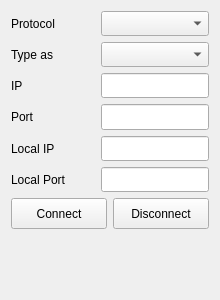
thinkexist1989/MotionViewer, file MotionViewer/holocomm.ui: the form before one commit.
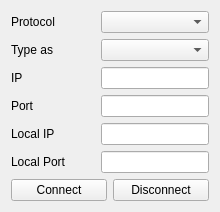
The form after the commit. Icons and pictures are not drawn.

Commit message: change some layout and add gl viewer

The edit to the form file:
```diff
--- a/MotionViewer/holocomm.ui
+++ b/MotionViewer/holocomm.ui
@@ -7,11 +7,11 @@
     <x>0</x>
     <y>0</y>
     <width>220</width>
-    <height>300</height>
+    <height>202</height>
    </rect>
   </property>
   <property name="sizePolicy">
-   <sizepolicy hsizetype="Minimum" vsizetype="Preferred">
+   <sizepolicy hsizetype="Minimum" vsizetype="Fixed">
     <horstretch>0</horstretch>
     <verstretch>0</verstretch>
    </sizepolicy>
@@ -25,7 +25,7 @@
   <property name="windowTitle">
    <string>Form</string>
   </property>
-  <layout class="QVBoxLayout" name="verticalLayout" stretch="6,1,2">
+  <layout class="QVBoxLayout" name="verticalLayout" stretch="6,1">
    <item>
     <layout class="QGridLayout" name="gridLayout">
      <item row="0" column="0">
@@ -206,19 +206,6 @@
      </item>
     </layout>
    </item>
-   <item>
-    <spacer name="verticalSpacer">
-     <property name="orientation">
-      <enum>Qt::Vertical</enum>
-     </property>
-     <property name="sizeHint" stdset="0">
-      <size>
-       <width>20</width>
-       <height>50</height>
-      </size>
-     </property>
-    </spacer>
-   </item>
   </layout>
  </widget>
  <resources>
```
The commit also changes 14 other files.
